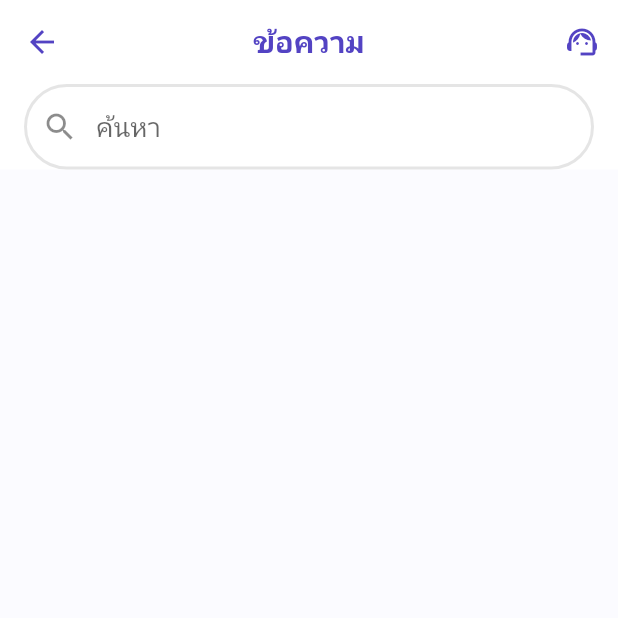
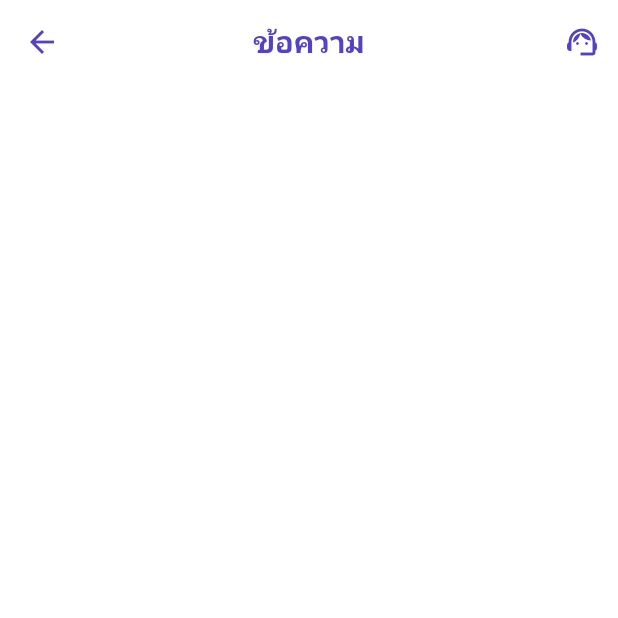
Before and after one commit to CE-KMITL-Project-2021-Group-36/Rental-App, a Flutter app: the ChatScreen screen opened by its route, on a phone screen of 412 x 824 dp, the top half of it. Run offline on Flutter 3.47's test engine with Material 2 defaults, Android fonts, the phone set to English and light mode, and no system bars; drawn by our look-alikes of keyboard_dismisser; our stand-ins replace carousel_nullsafety, cloud_firestore, dropdown_button2, file_picker, firebase_auth, firebase_core and 7 more; accounts and stored records are empty; Roboto replaces fonts that are missing (SFThonburi).

Commit message:
[style] Change font weight

```diff
--- a/rental_app/lib/screens/chat_screen.dart
+++ b/rental_app/lib/screens/chat_screen.dart
@@ -24,26 +24,10 @@ class ChatScreen extends StatefulWidget {
 }
 
 class _ChatScreenState extends State<ChatScreen> {
-  bool isSearching = false;
   Stream? userStream;
   final currentUserId = FirebaseAuth.instance.currentUser!.uid;
-  List userNameList = [];
 
   TextEditingController searchUserEditingController = TextEditingController();
-
-  onSearch() async {
-    isSearching = true;
-    userNameList = userNameList.where((userName) {
-      final nameLower = userName.toLowerCase();
-      final searchLower = searchUserEditingController.text.toLowerCase();
-      return nameLower.contains(searchLower);
-    }).toList();
-
-    setState(() {
-      userNameList = userNameList;
-    });
-    print(userNameList);
-  }
 
   Widget _buildChatsList() {
     return StreamBuilder<QuerySnapshot>(
@@ -131,77 +115,16 @@ class _ChatScreenState extends State<ChatScreen> {
                 Icons.support_agent,
               ),
               onPressed: () async {
-                enterChatRoom(context: context, currentUserId: currentUserId, chatWithUser: 'admin');
+                enterChatRoom(
+                    context: context,
+                    currentUserId: currentUserId,
+                    chatWithUser: 'admin');
               },
             ),
           ],
         ),
-        body: Column(
-          children: [
-            _buildSearchBar(),
-            isSearching
-                ? const Padding(
-                    padding: EdgeInsets.all(16.0),
-                    child: Text('ไม่พบการค้นหา'),
-                  )
-                : _buildChatsList(),
-          ],
-        ),
-      ),
-    );
-  }
-
-  Widget _buildSearchBar() {
-    return Container(
-      decoration: const BoxDecoration(
-        color: Colors.white,
-      ),
-      child: Padding(
-        padding: const EdgeInsets.symmetric(horizontal: 16.0),
-        child: TextField(
-          onTap: () {
-            onSearch();
-            if (searchUserEditingController.text != '') {}
-          },
-          controller: searchUserEditingController,
-          decoration: InputDecoration(
-            contentPadding: const EdgeInsets.symmetric(vertical: 16.0),
-            hintText: 'ค้นหา',
-            prefixIcon: const Icon(Icons.search),
-            suffixIcon: isSearching
-                ? GestureDetector(
-                    onTap: () {
-                      isSearching = false;
-                      searchUserEditingController.text = "";
-                      FocusManager.instance.primaryFocus?.unfocus();
-                      userNameList = [];
-                      setState(() {});
-                    },
-                    child: const Padding(
-                      padding: EdgeInsets.only(right: 8.0),
-                      child: Icon(
-                        Icons.close,
-                      ),
-                    ),
-                  )
-                : null,
-            border: OutlineInputBorder(
-              borderRadius: BorderRadius.circular(64),
-              borderSide: const BorderSide(
-                width: 2,
-                color: outlineColor,
-              ),
-            ),
-            enabledBorder: OutlineInputBorder(
-              borderRadius: BorderRadius.circular(64),
-              borderSide: const BorderSide(
-                width: 2,
-                color: outlineColor,
-              ),
-            ),
-            disabledBorder: InputBorder.none,
-          ),
-        ),
+        backgroundColor: surfaceColor,
+        body: _buildChatsList(),
       ),
     );
   }
@@ -262,7 +185,11 @@ class _ChatScreenState extends State<ChatScreen> {
                 const SizedBox(height: 8),
                 Text(
                   lastestMessage,
-                  style: const TextStyle(color: Colors.grey, fontSize: 16),
+                  style: const TextStyle(
+                    color: Colors.grey,
+                    fontSize: 16,
+                    fontWeight: FontWeight.normal,
+                  ),
                 )
               ],
             ),
@@ -272,11 +199,19 @@ class _ChatScreenState extends State<ChatScreen> {
             children: [
               Text(
                 time,
-                style: const TextStyle(color: Colors.grey, fontSize: 12),
+                style: const TextStyle(
+                  color: Colors.grey,
+                  fontSize: 12,
+                  fontWeight: FontWeight.normal,
+                ),
               ),
               Text(
                 date,
-                style: const TextStyle(color: Colors.grey, fontSize: 12),
+                style: const TextStyle(
+                  color: Colors.grey,
+                  fontSize: 12,
+                  fontWeight: FontWeight.normal,
+                ),
               ),
             ],
           ),
@@ -286,7 +221,8 @@ class _ChatScreenState extends State<ChatScreen> {
   }
 }
 
-Future<void> enterChatRoom({context, currentUserId, chatWithUser, message, messageType}) async {
+Future<void> enterChatRoom(
+    {context, currentUserId, chatWithUser, message, messageType}) async {
   final chats = FirebaseFirestore.instance.collection('chats');
   String chatId;
   final snapshot = await chats
@@ -315,7 +251,8 @@ Future<void> enterChatRoom({context, currentUserId, chatWithUser, message, messa
   }
   String userName = '$firstName $lastName';
 
-  if (message != null && messageType != null) sendMessageContent(chatId, message, messageType, currentUserId);
+  if (message != null && messageType != null)
+    sendMessageContent(chatId, message, messageType, currentUserId);
 
   Navigator.push(
     context,
```
Lines whose indentation alone changed are shown as unchanged.
